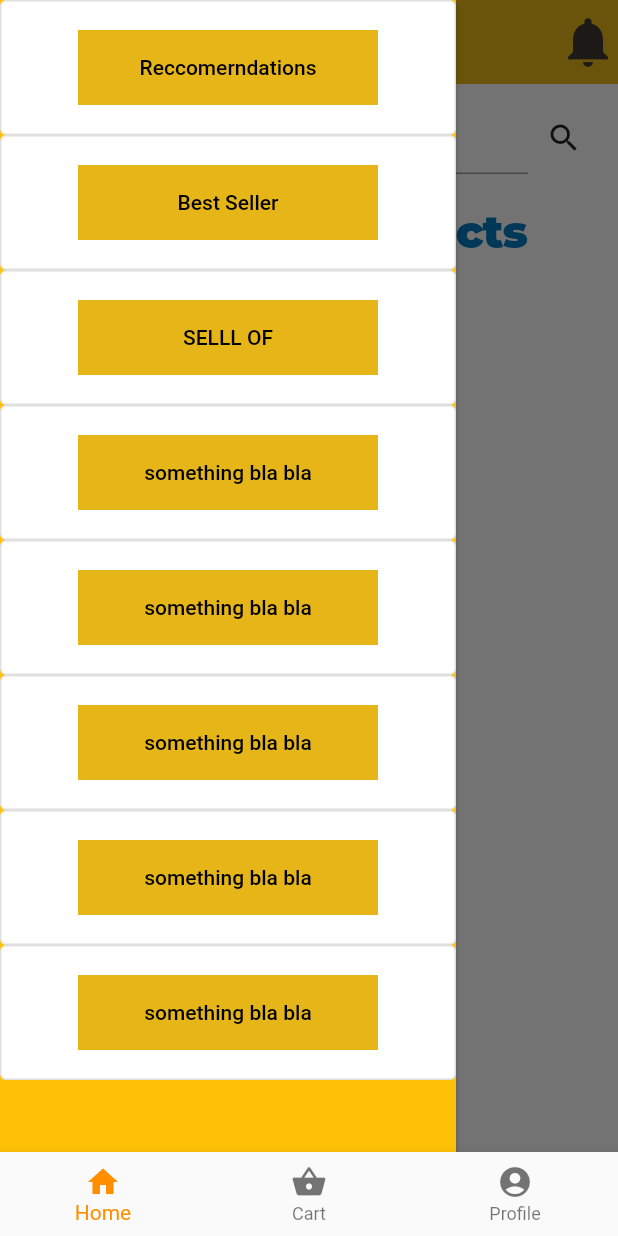
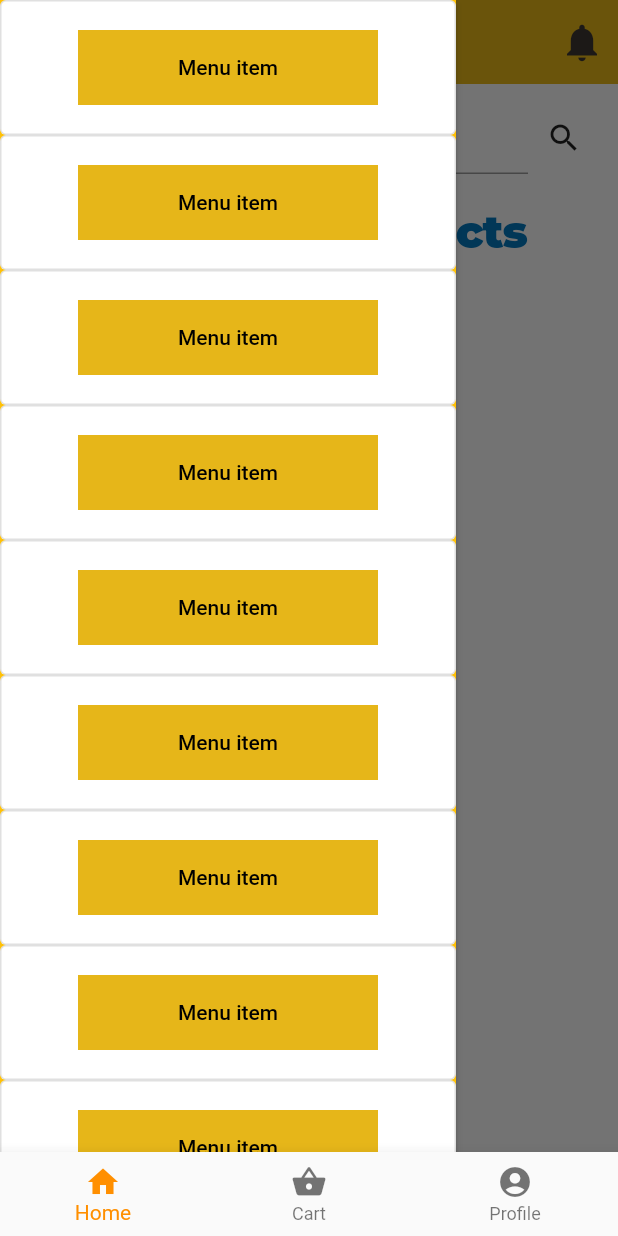
Before and after one commit to moghun/OverBooked, a Flutter app: the screen it shows after launch, with the side drawer open, on a phone screen of 412 x 824 dp. Run offline on Flutter 3.47's test engine with Material 2 defaults, Android fonts, the light colour scheme and no system bars; our stand-ins replace email_validator, flutter_rating_bar, google_fonts; accounts and stored records are empty; network calls fail.

Commit message:
mobile: some refactoring

```diff
--- a/mobile/lib/models/product.dart
+++ b/mobile/lib/models/product.dart
@@ -13,7 +13,6 @@ class Product {
   bool? sale;
   num? costAfterSale;
   List<String>? comments;
-
 
   Product({
   required this.id,
@@ -31,6 +30,7 @@ class Product {
     this.costAfterSale,
     this.comments,
 });
+
   factory Product.fromJson(dynamic json) => Product(
     id: json["_id"],
     name: json["name"],
--- a/mobile/lib/routes/homepage.dart
+++ b/mobile/lib/routes/homepage.dart
@@ -1,11 +1,11 @@
 import 'package:mobile/services/product_service.dart';
 import 'package:mobile/utils/dimensions.dart';
 import 'package:mobile/utils/styles.dart';
-import 'package:mobile/views/action_bar.dart';
+import 'package:mobile/views/main_app_bar.dart';
 import 'package:mobile/views/product_preview.dart';
 import 'package:flutter/material.dart';
 import 'package:mobile/models/product.dart';
-import '../views/nav_draw.dart';
+import '../views/side_drawer.dart';
 
 class HomePage extends StatefulWidget {
   const HomePage({Key? key}) : super(key: key);
@@ -30,8 +30,8 @@ class _HomePageState extends State<HomePage> {
   @override
   Widget build(BuildContext context) {
     return Scaffold(
-      drawer: const nav_draw(),
-      appBar: ActionBar(),
+      drawer: const SideDrawer(),
+      appBar: MainAppBar(),
       body: SingleChildScrollView(
         child: Column(
           children: [
--- a/mobile/lib/routes/log_in.dart
+++ b/mobile/lib/routes/log_in.dart
@@ -73,7 +73,7 @@ class _LogInState extends State<LogIn> {
                         flex: 1,
                         child: TextFormField(
                           decoration: InputDecoration(
-                            fillColor: AppColors.DarkTextColor,
+                            fillColor: AppColors.darkTextColor,
                             filled: true,
                             hintText: "Email",
                             hintStyle: kButtonLightTextStyle,
@@ -103,7 +103,7 @@ class _LogInState extends State<LogIn> {
                         flex: 1,
                         child: TextFormField(
                           decoration: InputDecoration(
-                            fillColor: AppColors.DarkTextColor,
+                            fillColor: AppColors.darkTextColor,
                             filled: true,
                             hintText: "Password",
                             hintStyle: kButtonLightTextStyle,
--- a/mobile/lib/routes/profile.dart
+++ b/mobile/lib/routes/profile.dart
@@ -8,7 +8,7 @@ class Profile extends StatelessWidget {
     return Scaffold(
       appBar: AppBar(
         centerTitle: true,
-        title: Text("Profile"),
+        title: const Text("Profile"),
       ),
       body: SingleChildScrollView(
         child: Column(
--- a/mobile/lib/utils/colors.dart
+++ b/mobile/lib/utils/colors.dart
@@ -1,14 +1,14 @@
 import 'package:flutter/material.dart';
 
 class AppColors {
-  static const Color primary = const Color(0xDA202236);
-  static const Color secondary = const Color(0xDD193BC2);
-  static const Color background = const Color(0xFFe6b619);
-  static const Color AppBarText = const Color(0xFFFFFFFF);
+  static const Color primary = Color(0xDA202236);
+  static const Color secondary = Color(0xDD193BC2);
+  static const Color background = Color(0xFFe6b619);
+  static const Color appBarText = Color(0xFFFFFFFF);
 
-  static const Color LightTextColor = const Color(0xFF424242);
-  static const Color DarkTextColor = const Color(0xFFFFFFFF);
-  static const Color headingColor = const Color(0xFF0277BD);
+  static const Color lightTextColor = Color(0xFF424242);
+  static const Color darkTextColor = Color(0xFFFFFFFF);
+  static const Color headingColor = Color(0xFF0277BD);
   static const Color captionColor = Colors.white30;
   static const Color notification = Colors.red;
 }
--- a/mobile/lib/utils/styles.dart
+++ b/mobile/lib/utils/styles.dart
@@ -13,19 +13,19 @@ final kHeadingTextStyle = GoogleFonts.montserrat(
 );
 
 final kButtonLightTextStyle = GoogleFonts.montserrat(
-  color: AppColors.LightTextColor,
+  color: AppColors.lightTextColor,
   fontSize: 20.0,
   letterSpacing: -0.7,
 );
 
 final kButtonDarkTextStyle = GoogleFonts.montserrat(
-  color: AppColors.DarkTextColor,
+  color: AppColors.darkTextColor,
   fontSize: 20.0,
   letterSpacing: -0.7,
 );
 
 final kAppBarTitleTextStyle = GoogleFonts.montserrat(
-  color: AppColors.AppBarText,
+  color: AppColors.appBarText,
   fontSize: 24.0,
   fontWeight: FontWeight.w600,
   letterSpacing: -0.7,
@@ -39,7 +39,7 @@ final kSmallTitle = GoogleFonts.montserrat(
 
 final kSmallText = GoogleFonts.montserrat(
   fontStyle: FontStyle.italic,
-  color: AppColors.LightTextColor,
+  color: AppColors.lightTextColor,
   fontSize: 10.0,
   letterSpacing: -0.7,
 );
--- a/mobile/lib/views/action_bar.dart
+++ b/mobile/lib/views/main_app_bar.dart
@@ -1,10 +1,9 @@
 import 'package:flutter/material.dart';
-
 import '../utils/colors.dart';
 import '../utils/styles.dart';
 
-class ActionBar extends StatelessWidget with PreferredSizeWidget {
-  ActionBar({Key? key, this.title = "Bookstore"}) : super(key: key);
+class MainAppBar extends StatelessWidget with PreferredSizeWidget {
+  MainAppBar({Key? key, this.title = "Overbooked"}) : super(key: key);
   String title;
 
   @override
@@ -19,7 +18,7 @@ class ActionBar extends StatelessWidget with PreferredSizeWidget {
             icon: const Icon(
               Icons.notifications,
               color: AppColors.primary,
-              size: 40,
+              size: 30,
             ))
       ],
       title: Text(
--- a/mobile/lib/views/nav_draw.dart
+++ b/mobile/lib/views/side_drawer.dart
@@ -1,18 +1,23 @@
-import 'package:flutter/cupertino.dart';
 import 'package:flutter/material.dart';
 
-class nav_draw extends StatelessWidget {
-  const nav_draw({Key? key}) : super(key: key);
+class SideDrawer extends StatelessWidget {
+  const SideDrawer({Key? key}) : super(key: key);
   static final _categories = [
-    "Reccomerndations",
-    "Best Seller",
-    "SELLL OF",
-    "something bla bla",
-        "something bla bla",
-    "something bla bla",
-    "something bla bla",
-    "something bla bla",
-
+    "Menu item",
+    "Menu item",
+    "Menu item",
+    "Menu item",
+    "Menu item",
+    "Menu item",
+    "Menu item",
+    "Menu item",
+    "Menu item",
+    "Menu item",
+    "Menu item",
+    "Menu item",
+    "Menu item",
+    "Menu item",
+    "Menu item",
   ];
 
   @override
@@ -43,7 +48,7 @@ class nav_draw extends StatelessWidget {
               child: Column(
                 mainAxisAlignment: MainAxisAlignment.center,
                 children: [
-                  Text(_categories[index],style: TextStyle(color: Colors.black),),
+                  Text(_categories[index],style: const TextStyle(color: Colors.black),),
                 ],
               ),
             ),
```
Also changed, not shown: mobile/lib/routes/sign_up.dart (+4 -4 lines), mobile/lib/utils/jsonParse/previewBooks.dart (deleted, +0 -63 lines), mobile/lib/views/product_preview.dart (+0 -7 lines).
